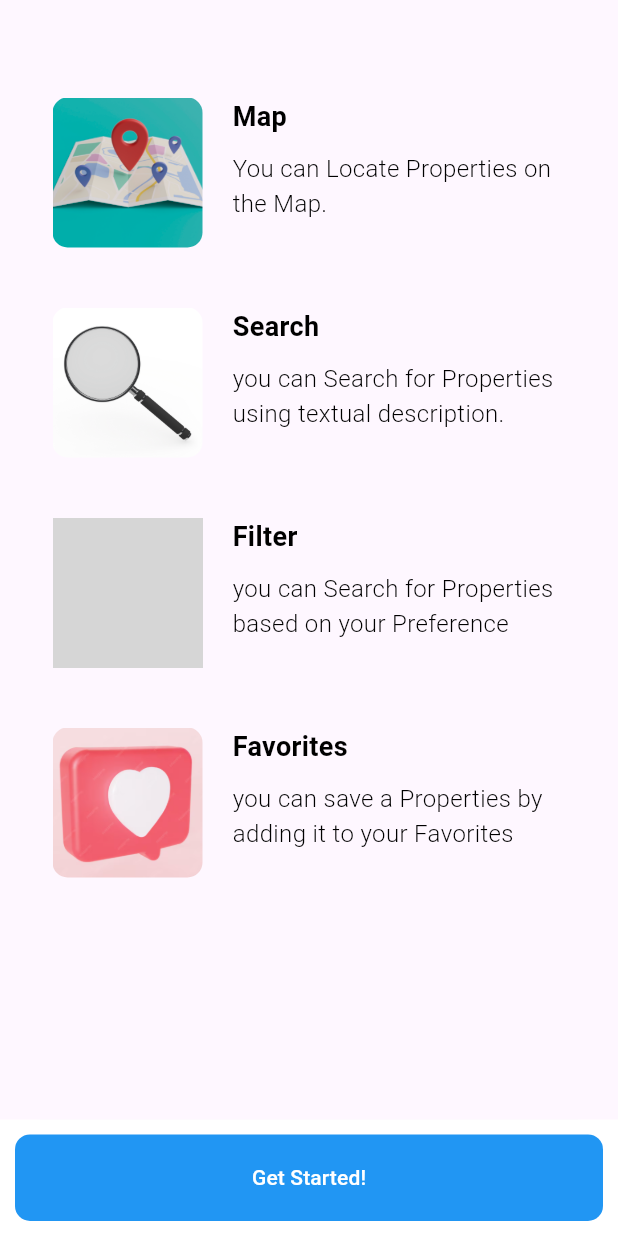
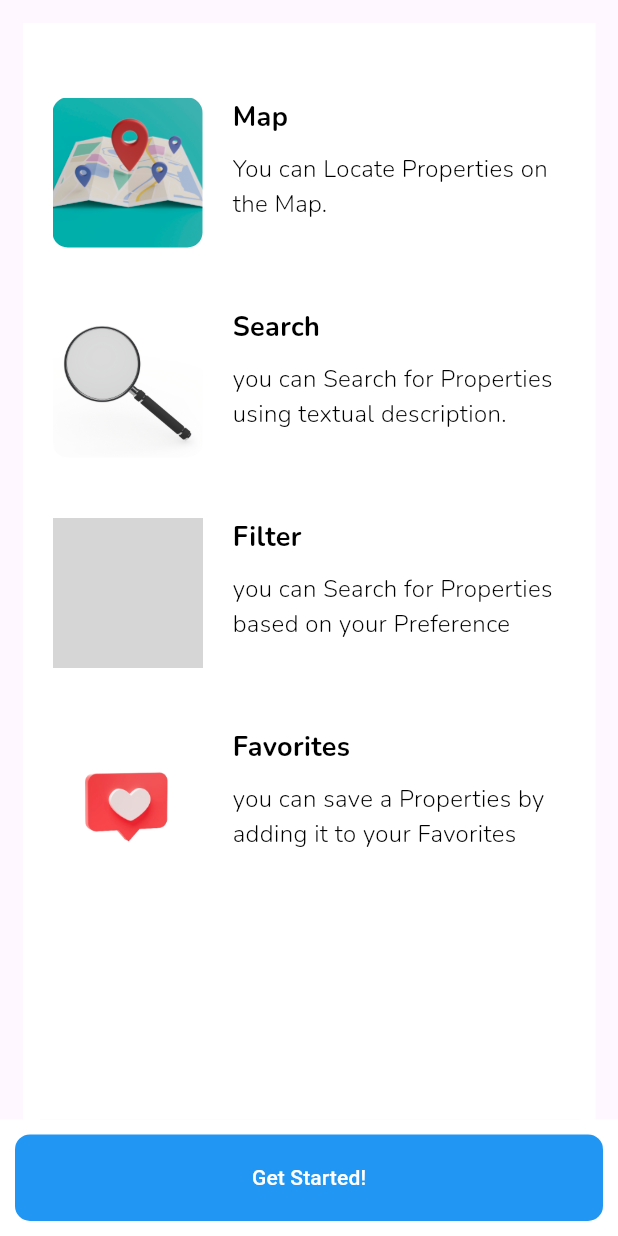
Before and after one commit to Mayssem-17/homey, a Flutter app: the screen it shows after launch, after a tap on "Skip", on a phone screen of 412 x 824 dp. Run offline on Flutter 3.47's test engine with Material 3 defaults, Android fonts, the phone set to English and light mode, and no system bars; our stand-ins replace google_fonts, smooth_page_indicator; grey boxes are pictures that could not be loaded.

Commit message:
some design modification as background color and fonts ,also favorite image and google logo

```diff
--- a/lib/Views/authenticationViews/LoginView.dart
+++ b/lib/Views/authenticationViews/LoginView.dart
@@ -16,6 +16,8 @@ class _LoginView extends State<LoginView> {
     double screenWidth = MediaQuery.of(context).size.width;
 
     return Scaffold(
+      backgroundColor: Colors.white,
+
       bottomSheet: Container(
         color: Colors.white,
         padding: EdgeInsets.symmetric(horizontal: 8),
--- a/lib/Views/onboarding/FirstView.dart
+++ b/lib/Views/onboarding/FirstView.dart
@@ -1,4 +1,5 @@
 import 'package:flutter/material.dart';
+import 'package:google_fonts/google_fonts.dart';
 
 class FirstView extends StatelessWidget {
   const FirstView({super.key});
@@ -6,6 +7,7 @@ class FirstView extends StatelessWidget {
   @override
   Widget build(BuildContext context) {
     return Scaffold(
+      backgroundColor: Colors.white,
       body: Center(
         child: Column(
           mainAxisAlignment: MainAxisAlignment.center,
@@ -15,11 +17,12 @@ class FirstView extends StatelessWidget {
               height: 30,
             ),
 
-            Text("HOMEY",
-              style: TextStyle(
-                  fontSize: 35,
-                  fontWeight: FontWeight.bold,
-                  color: Colors.black
+            Text(
+              "HOMEY",
+              style: GoogleFonts.nunito(
+                fontSize: 35,
+                fontWeight: FontWeight.bold,
+                color: Colors.black,
               ),
             ),
 
@@ -39,7 +42,7 @@ class FirstView extends StatelessWidget {
        Homey application
                            ''',
                         key: ValueKey<String>('homey'),
-                        style: TextStyle(
+                        style: GoogleFonts.nunito(
                             fontSize: 20,
                             fontWeight: FontWeight.w400,
                             color: Colors.black
@@ -50,14 +53,14 @@ class FirstView extends StatelessWidget {
                 } else {
                   return Center(
                     child: AnimatedSwitcher(
-                      duration: Duration(milliseconds: 500),
+                      duration: Duration(milliseconds: 800),
                       child: Text(
                         '''
   Find your dream home with
                      ease
                          ''',
                         key: ValueKey<String>('ease'),
-                        style: TextStyle(
+                        style: GoogleFonts.nunito(
                             fontSize: 20,
                             fontWeight: FontWeight.w400,
                             color: Colors.black
--- a/lib/Views/onboarding/SecondView.dart
+++ b/lib/Views/onboarding/SecondView.dart
@@ -1,5 +1,5 @@
 import 'package:flutter/material.dart';
-
+import 'package:google_fonts/google_fonts.dart';
 
 
 
@@ -9,6 +9,8 @@ class SecondView extends StatelessWidget {
   @override
   Widget build(BuildContext context) {
     return  Center(
+              child:Container(
+                color: Colors.white,
               child: Column(
                 mainAxisAlignment: MainAxisAlignment.center,
                 children: [
@@ -23,13 +25,13 @@ class SecondView extends StatelessWidget {
     Let us guide you through our
     features with a quick tour !
     ''',
-                    style: TextStyle(
+                    style: GoogleFonts.nunito(
                         fontSize: 18,
                         fontWeight: FontWeight.w300,
                         color: Colors.black
                     ),),
                 ],
               ),
-            );
+              ),);
   }
 }
--- a/lib/Views/onboarding/ThirdPage.dart
+++ b/lib/Views/onboarding/ThirdPage.dart
@@ -1,4 +1,5 @@
 import 'package:flutter/material.dart';
+import 'package:google_fonts/google_fonts.dart';
 
 class ThirdView extends StatelessWidget {
   const ThirdView({super.key});
@@ -6,7 +7,10 @@ class ThirdView extends StatelessWidget {
   @override
   Widget build(BuildContext context) {
     return Center(
-      child: ListView(
+        child: Container(
+        color: Colors.white,
+        child: ListView(
+
         padding: EdgeInsets.symmetric(vertical:30,horizontal: 20),
         children: [
           buildFeature(
@@ -31,7 +35,7 @@ class ThirdView extends StatelessWidget {
           ),
         ],
       ),
-    );
+    ),);
   }
 
   Widget buildFeature(String imageName, String description, String imagePath) {
@@ -60,7 +64,7 @@ class ThirdView extends StatelessWidget {
               children: [
                 Text(
                   imageName,
-                  style: TextStyle(
+                  style: GoogleFonts.nunito(
                     fontSize: 18,
                     fontWeight: FontWeight.bold,
                     color: Colors.black,
@@ -69,7 +73,7 @@ class ThirdView extends StatelessWidget {
                 SizedBox(height: 10),
                 Text(
                   description,
-                  style: TextStyle(
+                  style: GoogleFonts.nunito(
                     fontSize: 16,
                     fontWeight: FontWeight.w300,
                     color: Colors.black,
@@ -81,5 +85,6 @@ class ThirdView extends StatelessWidget {
         ],
       ),
     );
+
   }
 }
--- a/pubspec.yaml
+++ b/pubspec.yaml
@@ -40,6 +40,7 @@ dependencies:
 dev_dependencies:
   flutter_test:
     sdk: flutter
+  google_fonts: ^6.2.1
 
   # The "flutter_lints" package below contains a set of recommended lints to
   # encourage good coding practices. The lint set provided by the package is
@@ -61,7 +62,6 @@ flutter:
 
   # To add assets to your application, add an assets section, like this:
   assets:
-   - assets/images/Capture.png
    - assets/images/secondViewImg.png
    - assets/images/fav.PNG
    - assets/images/magnifying-glass.jpg
```
Also changed, not shown: assets/images/Capture.PNG (deleted), assets/images/fav.PNG, assets/images/google.png, pubspec.lock, 1 other file.
